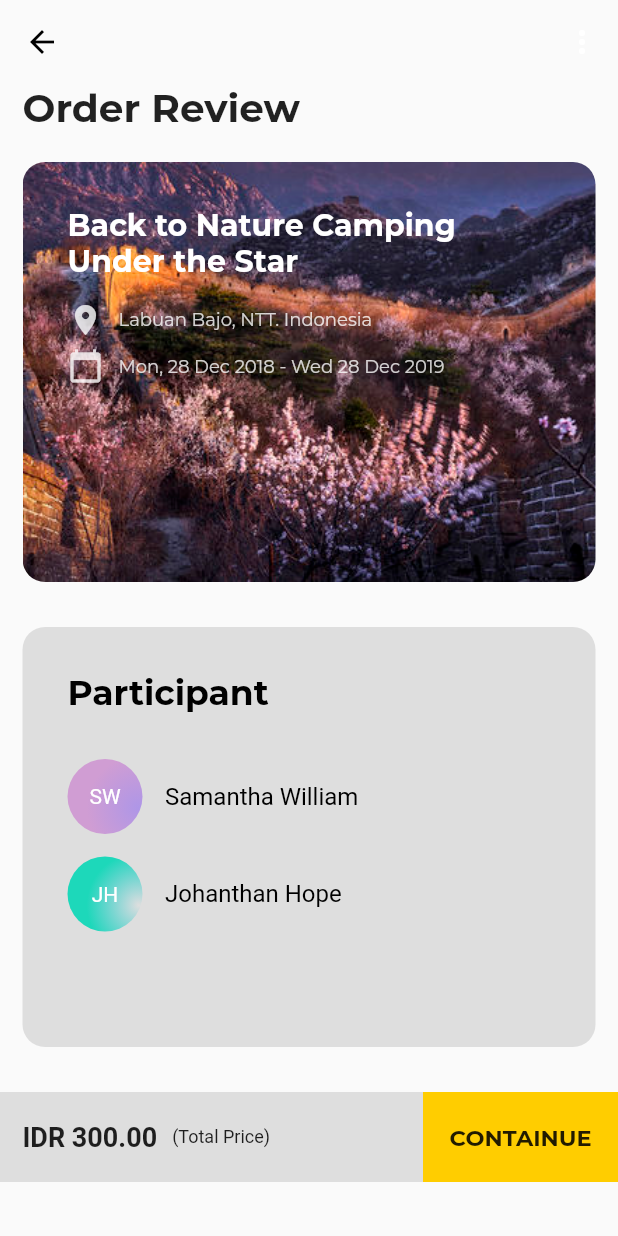
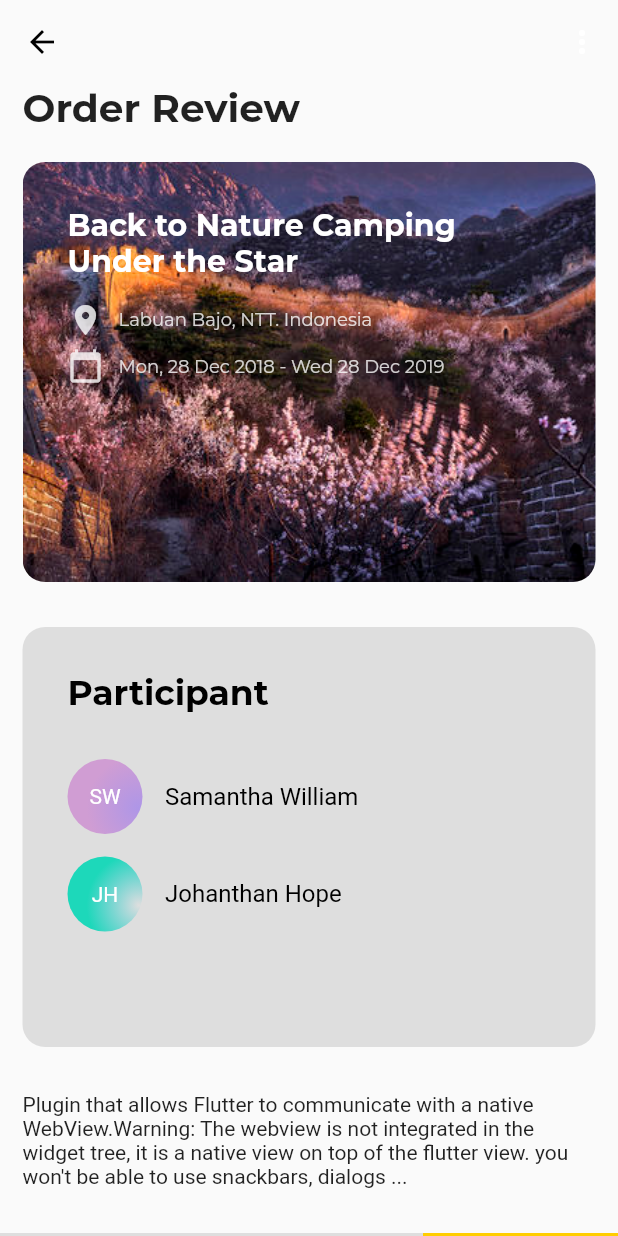
Before and after one commit to 1166544/flutter_travel, a Flutter app: the PageOrderView screen opened directly, on a phone screen of 412 x 824 dp. Run offline on Flutter 3.47's test engine with Material 2 defaults, Android fonts, the phone set to English and light mode, and no system bars; project files that could hold a hidden picture were left out.

Commit message:
feat: add text page

```diff
--- a/lib/pages/PageOrderView.dart
+++ b/lib/pages/PageOrderView.dart
@@ -43,6 +43,13 @@ class _PageOrderViewState extends State<PageOrderView> {
               ],
             ),
           ),
+		  Padding(
+			  padding: EdgeInsets.fromLTRB(15.0, 0.0, 15.0, 30.0),
+			  child: Text(
+				  "Plugin that allows Flutter to communicate with a native WebView.Warning: The webview is not integrated in the widget tree, it is a native view on top of the flutter view. you won't be able to use snackbars, dialogs ...",
+				  style: TextStyle(fontWeight: FontWeight.normal, fontSize: 14.0)
+				  ),
+		  ),
           Padding(
             padding: EdgeInsets.fromLTRB(0.0, 0.0, 0.0, 0.0),
             child: Container(
```
